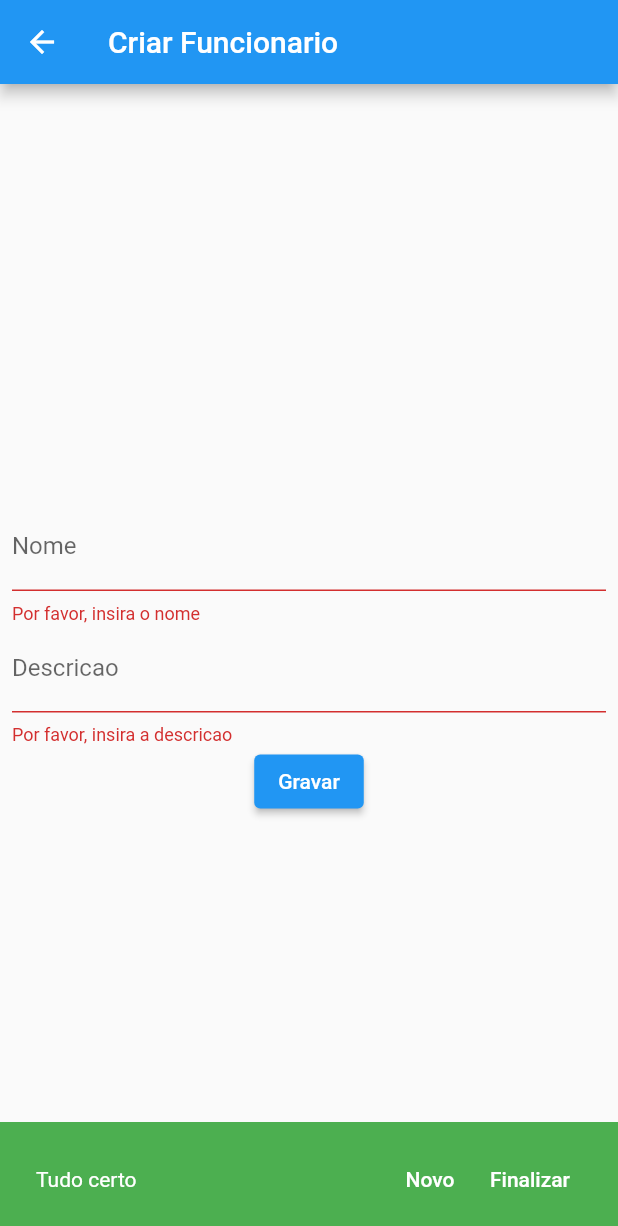
After one commit to ErikMaia/aplicacao_flutter, a Flutter app: the DepartamentoForm screen opened directly, after a tap on "Gravar", on a phone screen of 412 x 824 dp. The commit adds this screen. Shown: the top 1226 px of the screen. Run offline on Flutter 3.47's test engine with Material 2 defaults, Android fonts, the phone set to English and light mode, and no system bars; our stand-ins replace flutter_mobx, flutter_modular, lottie, mobx, shared_preferences, sqflite; accounts and stored records are empty; generated files the repository leaves out were written again.

Commit message:
#fabiano

```diff
--- /dev/null
+++ b/App/lib/departamento/presentation/crud/crud.dart
@@ -0,0 +1,90 @@
+import 'package:aula5/departamento/data/model/departamento.dart';
+import 'package:aula5/funcionario/presentation/crud/widgets/botao_gravar.dart';
+import 'package:aula5/funcionario/presentation/crud/widgets/sobrenome.dart';
+import 'package:aula5/funcionario/presentation/crud/widgets/telefone.dart';
+import 'package:flutter/material.dart';
+
+import '../../data/datasources/insert.dart';
+import '../../data/datasources/update.dart';
+import 'widgets/descricao.dart';
+import 'widgets/nome.dart';
+
+class DepartamentoForm extends StatefulWidget {
+  final DepartamentoModel? departamentoModel;
+
+  const DepartamentoForm({
+    Key? key,
+    this.departamentoModel,
+  }) : super(key: key);
+
+  @override
+  // ignore: library_private_types_in_public_api
+  _DepartamentoPageState createState() => _DepartamentoPageState();
+}
+
+class _DepartamentoPageState extends State<DepartamentoForm> {
+  final _formKey = GlobalKey<FormState>();
+
+  final TextEditingController _nomeController = TextEditingController();
+  final TextEditingController _descricaoController = TextEditingController();
+
+  @override
+  void initState() {
+    if (widget.departamentoModel != null) {
+      _nomeController.text = widget.departamentoModel!.nome;
+      _descricaoController.text = widget.departamentoModel!.descricao;
+    }
+    super.initState();
+  }
+
+  @override
+  Widget build(BuildContext context) {
+    return Scaffold(
+      appBar: AppBar(title: const Text('Criar Funcionario')),
+      body: Padding(
+        padding: const EdgeInsets.symmetric(horizontal: 8),
+        child: Form(
+          autovalidateMode: AutovalidateMode.onUserInteraction,
+          key: _formKey,
+          child: Column(
+            mainAxisAlignment: MainAxisAlignment.spaceEvenly,
+            children: [
+              Column(
+                children: [
+                  NomeFuncionarioField(controller: _nomeController),
+                  DescricaoFuncionarioField(controller: _descricaoController),
+                  FuncionarioBotaoGravar(onPressedNovo: () {
+                    _nomeController.clear();
+                    _descricaoController.clear();
+                  }, onPressed: () async {
+                    FocusScope.of(context).unfocus();
+
+                    if (_formKey.currentState!.validate()) {
+                      if (widget.departamentoModel!.departamentoID == null) {
+                        await DepartamentoInsertDataSource().insert(
+                          departamento: DepartamentoModel(
+                            nome: _nomeController.text,
+                            descricao: _descricaoController.text,
+                          ),
+                        );
+                      } else {
+                        await DepartamentoUpdateDataSource().update(
+                          departamentoModel: DepartamentoModel(
+                            departamentoID:
+                                widget.departamentoModel!.departamentoID,
+                            nome: _nomeController.text,
+                            descricao: _descricaoController.text,
+                          ),
+                        );
+                      }
+                    }
+                  }),
+                ],
+              ),
+            ],
+          ),
+        ),
+      ),
+    );
+  }
+}
--- /dev/null
+++ b/App/lib/departamento/presentation/crud/widgets/botao_gravar.dart
@@ -0,0 +1,49 @@
+import 'package:flutter/material.dart';
+
+class FuncionarioBotaoGravar extends StatelessWidget {
+  final Function() onPressed;
+  final VoidCallback onPressedNovo;
+
+  const FuncionarioBotaoGravar({
+    super.key,
+    required this.onPressed,
+    required this.onPressedNovo,
+  });
+
+  @override
+  Widget build(BuildContext context) {
+    return ElevatedButton(
+      onPressed: () {
+        onPressed();
+        final snackBar = SnackBar(
+          duration: const Duration(seconds: 10),
+          // showCloseIcon: true,
+          backgroundColor: Colors.green,
+          content: Row(
+            children: [
+              const Text('Tudo certo'),
+              const Spacer(),
+              TextButton(
+                onPressed: () {
+                  onPressedNovo();
+                  ScaffoldMessenger.of(context).hideCurrentSnackBar();
+                },
+                child: const Text('Novo'),
+              ),
+              TextButton(
+                onPressed: () {
+                  ScaffoldMessenger.of(context).hideCurrentSnackBar();
+                  Navigator.of(context).pop();
+                },
+                child: const Text('Finalizar'),
+              ),
+            ],
+          ),
+        );
+
+        ScaffoldMessenger.of(context).showSnackBar(snackBar);
+      },
+      child: const Text('Gravar'),
+    );
+  }
+}
--- /dev/null
+++ b/App/lib/departamento/presentation/crud/widgets/descricao.dart
@@ -0,0 +1,25 @@
+import 'package:flutter/material.dart';
+
+class DescricaoFuncionarioField extends StatelessWidget {
+  final TextEditingController controller;
+
+  const DescricaoFuncionarioField({
+    super.key,
+    required this.controller,
+  });
+
+  @override
+  Widget build(BuildContext context) {
+    return TextFormField(
+      textInputAction: TextInputAction.next,
+      controller: controller,
+      decoration: const InputDecoration(labelText: 'Descricao'),
+      validator: (value) {
+        if (value == null || value.isEmpty) {
+          return 'Por favor, insira a descricao';
+        }
+        return null;
+      },
+    );
+  }
+}
--- /dev/null
+++ b/App/lib/departamento/presentation/crud/widgets/nome.dart
@@ -0,0 +1,22 @@
+import 'package:flutter/material.dart';
+
+class NomeFuncionarioField extends StatelessWidget {
+  final TextEditingController controller;
+
+  const NomeFuncionarioField({super.key, required this.controller,});
+
+  @override
+  Widget build(BuildContext context) {
+    return TextFormField(
+      controller: controller,
+      textInputAction: TextInputAction.next,
+      decoration: const InputDecoration(labelText: 'Nome'),
+      validator: (value) {
+        if (value == null || value.isEmpty) {
+          return 'Por favor, insira o nome';
+        }
+        return null;
+      },
+    );
+  }
+}
```
Also changed, not shown: App/lib/departamento/data/datasources/delete.dart (added, +12 -0 lines), App/lib/departamento/data/datasources/insert.dart (added, +12 -0 lines), App/lib/departamento/data/datasources/update.dart (added, +15 -0 lines), App/lib/departamento/presentation/crud/widgets/telefone.dart (added, +29 -0 lines), App/lib/departamento/presentation/list.dart (+85 -7 lines).
